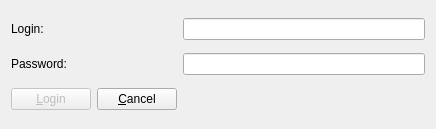
Before: the Qt Designer form dialoglogin.ui in jerome05230/gestionBDD, drawn with Qt 5.
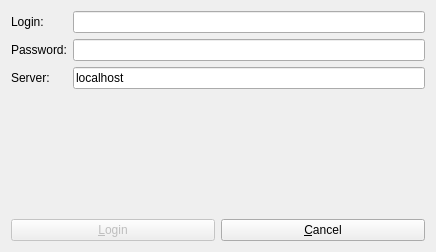
After: the same form once the commit is applied. Icons and pictures are not drawn.

```diff
--- a/dialoglogin.ui
+++ b/dialoglogin.ui
@@ -7,7 +7,7 @@
     <x>0</x>
     <y>0</y>
     <width>436</width>
-    <height>129</height>
+    <height>252</height>
    </rect>
   </property>
   <property name="windowTitle">
@@ -17,7 +17,19 @@
    <iconset resource="Ressources.qrc">
     <normaloff>:/icones/icones/gestionBDD.png</normaloff>:/icones/icones/gestionBDD.png</iconset>
   </property>
-  <layout class="QGridLayout" name="gridLayout">
+  <layout class="QVBoxLayout" name="verticalLayout">
+   <item>
+    <layout class="QFormLayout" name="formLayout">
+     <item row="0" column="0">
+      <widget class="QLabel" name="labelLogin">
+       <property name="text">
+        <string>Login: </string>
+       </property>
+      </widget>
+     </item>
+     <item row="0" column="1">
+      <widget class="QLineEdit" name="lineEditLogin"/>
+     </item>
    <item row="1" column="0">
     <widget class="QLabel" name="labelPassword">
      <property name="text">
@@ -36,6 +48,22 @@
     </widget>
    </item>
    <item row="2" column="0">
+      <widget class="QLabel" name="labelServeur">
+       <property name="text">
+        <string>Server:</string>
+       </property>
+      </widget>
+     </item>
+     <item row="2" column="1">
+      <widget class="QLineEdit" name="lineEditServeur">
+       <property name="text">
+        <string>localhost</string>
+       </property>
+      </widget>
+     </item>
+    </layout>
+   </item>
+   <item>
     <layout class="QHBoxLayout" name="horizontalLayout">
      <item>
       <widget class="QPushButton" name="pushButtonConnexion">
@@ -56,16 +84,6 @@
      </item>
     </layout>
    </item>
-   <item row="0" column="1">
-    <widget class="QLineEdit" name="lineEditLogin"/>
-   </item>
-   <item row="0" column="0">
-    <widget class="QLabel" name="labelLogin">
-     <property name="text">
-      <string>Login: </string>
-     </property>
-    </widget>
-   </item>
   </layout>
  </widget>
  <tabstops>
```
Lines whose indentation alone changed are shown as unchanged.
